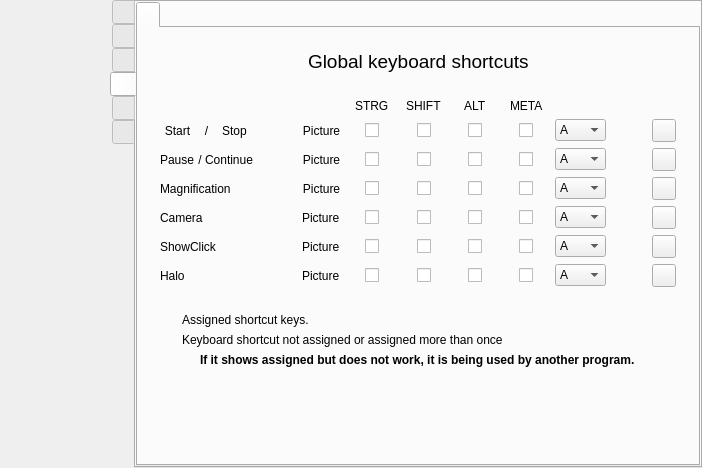
The window that src/formMainWindow.ui (vkohaupt/vokoscreenNG) describes before a commit, drawn with Qt 5.
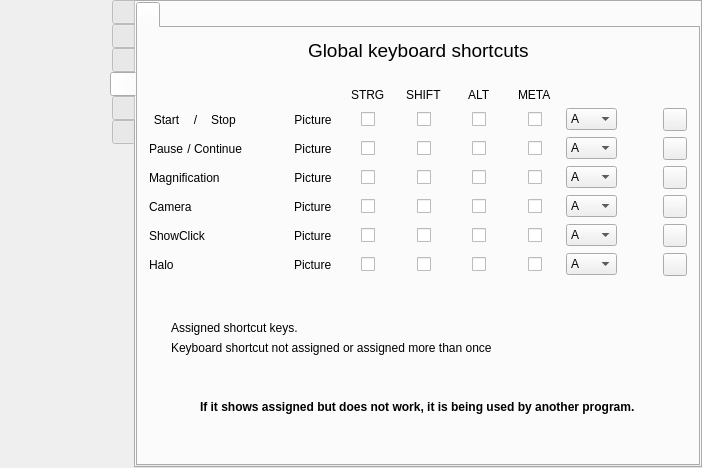
The same window after the commit. The open tabs and pages were chosen to show the change. Icons and pictures are not drawn.

Commit message: global shortcut

Diff of the .ui file:
```diff
--- a/src/formMainWindow.ui
+++ b/src/formMainWindow.ui
@@ -3617,6 +3617,18 @@
                <enum>QFrame::NoFrame</enum>
               </property>
               <layout class="QVBoxLayout" name="verticalLayout_24">
+               <property name="leftMargin">
+                <number>0</number>
+               </property>
+               <property name="topMargin">
+                <number>0</number>
+               </property>
+               <property name="rightMargin">
+                <number>0</number>
+               </property>
+               <property name="bottomMargin">
+                <number>0</number>
+               </property>
                <item>
                 <layout class="QHBoxLayout" name="horizontalLayout_51">
                  <item>
@@ -3679,7 +3691,7 @@
                <item>
                 <layout class="QGridLayout" name="gridLayout_11">
                  <property name="bottomMargin">
-                  <number>20</number>
+                  <number>0</number>
                  </property>
                  <item row="3" column="1">
                   <widget class="QLabel" name="label_shortcut_picture_magnification">
@@ -5404,6 +5416,19 @@
                  </item>
                 </layout>
                </item>
+               <item>
+                <spacer name="verticalSpacer_24">
+                 <property name="orientation">
+                  <enum>Qt::Vertical</enum>
+                 </property>
+                 <property name="sizeHint" stdset="0">
+                  <size>
+                   <width>20</width>
+                   <height>40</height>
+                  </size>
+                 </property>
+                </spacer>
+               </item>
                <item>
                 <layout class="QHBoxLayout" name="horizontalLayout_56">
                  <item>
@@ -5473,6 +5498,19 @@
                  </item>
                 </layout>
                </item>
+               <item>
+                <spacer name="verticalSpacer_15">
+                 <property name="orientation">
+                  <enum>Qt::Vertical</enum>
+                 </property>
+                 <property name="sizeHint" stdset="0">
+                  <size>
+                   <width>20</width>
+                   <height>40</height>
+                  </size>
+                 </property>
+                </spacer>
+               </item>
                <item alignment="Qt::AlignHCenter">
                 <widget class="QLabel" name="label_54">
                  <property name="font">
```
Left out of the diff: 8 changed lines with no effect on the pictures.
